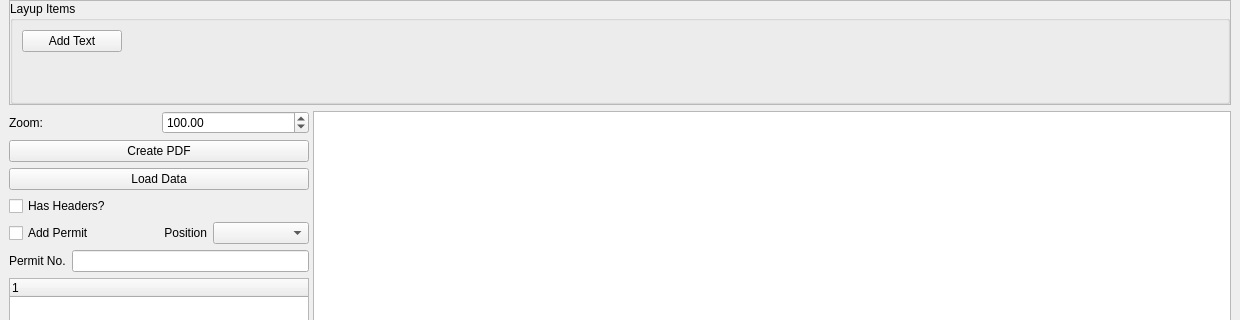
Old version of the form LabelDesigner.ui in the repository marvin939/label-designer; both pictures show x 0 to 1240 and y 0 to 320 of the 1240 by 684 pixel window.
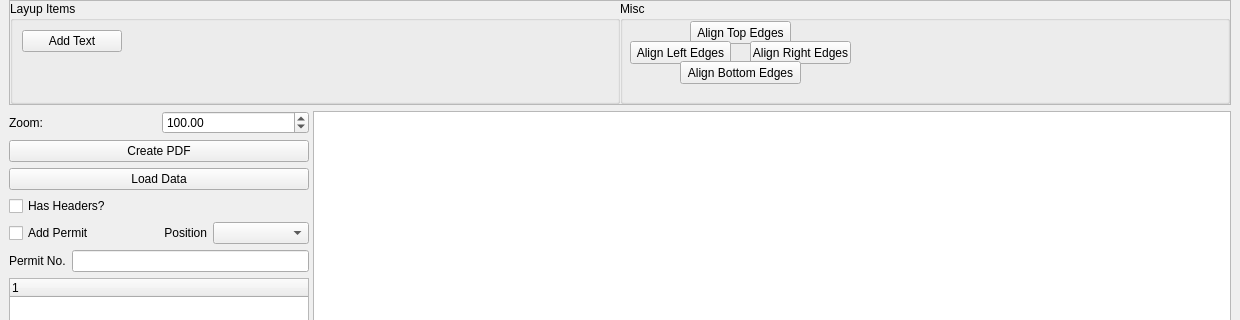
New version of the form. The open tabs and pages were chosen to show the change. Custom widgets are drawn as their Qt base class.

The edit to the form file:
```diff
--- a/LabelDesigner.ui
+++ b/LabelDesigner.ui
@@ -32,7 +32,7 @@
       <property name="frameShadow">
        <enum>QFrame::Raised</enum>
       </property>
-      <layout class="QHBoxLayout" name="horizontalLayout_4">
+      <layout class="QHBoxLayout" name="horizontalLayout_4" stretch="1,1">
        <property name="spacing">
         <number>0</number>
        </property>
@@ -114,6 +114,65 @@
          </layout>
         </widget>
        </item>
+       <item>
+        <widget class="QGroupBox" name="groupBox_2">
+         <property name="title">
+          <string>Misc</string>
+         </property>
+         <widget class="QPushButton" name="alignTop">
+          <property name="geometry">
+           <rect>
+            <x>70</x>
+            <y>20</y>
+            <width>101</width>
+            <height>23</height>
+           </rect>
+          </property>
+          <property name="text">
+           <string>Align Top Edges</string>
+          </property>
+         </widget>
+         <widget class="QPushButton" name="alignLeft">
+          <property name="geometry">
+           <rect>
+            <x>10</x>
+            <y>40</y>
+            <width>101</width>
+            <height>23</height>
+           </rect>
+          </property>
+          <property name="text">
+           <string>Align Left Edges</string>
+          </property>
+         </widget>
+         <widget class="QPushButton" name="alignRight">
+          <property name="geometry">
+           <rect>
+            <x>130</x>
+            <y>40</y>
+            <width>101</width>
+            <height>23</height>
+           </rect>
+          </property>
+          <property name="text">
+           <string>Align Right Edges</string>
+          </property>
+         </widget>
+         <widget class="QPushButton" name="alignBottom">
+          <property name="geometry">
+           <rect>
+            <x>60</x>
+            <y>60</y>
+            <width>121</width>
+            <height>23</height>
+           </rect>
+          </property>
+          <property name="text">
+           <string>Align Bottom Edges</string>
+          </property>
+         </widget>
+        </widget>
+       </item>
       </layout>
      </widget>
     </item>
```
Left out of the diff: 64 changed lines with no effect on the pictures.
